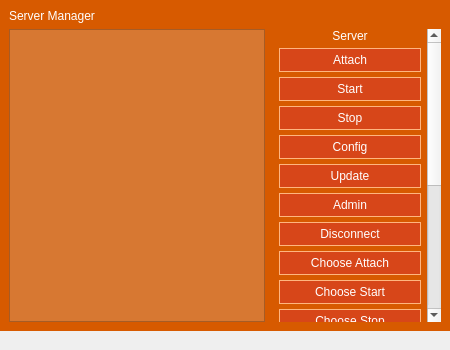
Above: src/servermgr/frmServerManager.ui from Syping/servermgr before the change. Below: the same form after it.
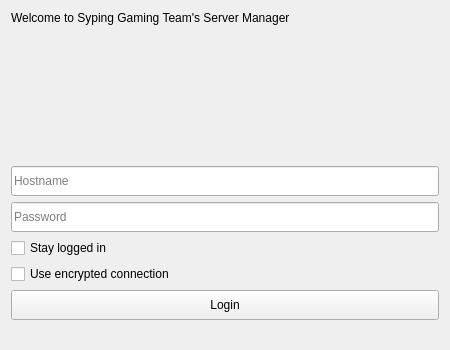
That is the form after the change. The open tabs and pages were chosen to show the change. Icons and pictures are not drawn. Custom widgets are drawn as their Qt base class.

Diff of the .ui file:
```diff
--- a/src/servermgr/frmServerManager.ui
+++ b/src/servermgr/frmServerManager.ui
@@ -676,6 +676,173 @@
         </item>
        </layout>
       </widget>
+      <widget class="QWidget" name="pLoginAndroid">
+       <layout class="QVBoxLayout" name="verticalLayout">
+        <item>
+         <widget class="QLabel" name="labDesAndroid">
+          <property name="text">
+           <string>Welcome to Syping Gaming Team's Server Manager</string>
+          </property>
+          <property name="wordWrap">
+           <bool>true</bool>
+          </property>
+         </widget>
+        </item>
+        <item>
+         <spacer name="vsUpAndroid">
+          <property name="orientation">
+           <enum>Qt::Vertical</enum>
+          </property>
+          <property name="sizeHint" stdset="0">
+           <size>
+            <width>0</width>
+            <height>0</height>
+           </size>
+          </property>
+         </spacer>
+        </item>
+        <item>
+         <widget class="QLineEdit" name="txtHostnameAndroid">
+          <property name="minimumSize">
+           <size>
+            <width>0</width>
+            <height>30</height>
+           </size>
+          </property>
+          <property name="maximumSize">
+           <size>
+            <width>16777215</width>
+            <height>30</height>
+           </size>
+          </property>
+          <property name="placeholderText">
+           <string>Hostname</string>
+          </property>
+         </widget>
+        </item>
+        <item>
+         <widget class="QLineEdit" name="txtPasswordAndroid">
+          <property name="minimumSize">
+           <size>
+            <width>0</width>
+            <height>30</height>
+           </size>
+          </property>
+          <property name="maximumSize">
+           <size>
+            <width>16777215</width>
+            <height>30</height>
+           </size>
+          </property>
+          <property name="echoMode">
+           <enum>QLineEdit::Password</enum>
+          </property>
+          <property name="placeholderText">
+           <string>Password</string>
+          </property>
+         </widget>
+        </item>
+        <item>
+         <widget class="QCheckBox" name="cbStayLoggedInAndroid">
+          <property name="text">
+           <string>Stay logged in</string>
+          </property>
+         </widget>
+        </item>
+        <item>
+         <widget class="QCheckBox" name="cbUseEncryptedConnectionAndorid">
+          <property name="text">
+           <string>Use encrypted connection</string>
+          </property>
+         </widget>
+        </item>
+        <item>
+         <widget class="QPushButton" name="cmdAndroidLogin">
+          <property name="minimumSize">
+           <size>
+            <width>75</width>
+            <height>30</height>
+           </size>
+          </property>
+          <property name="text">
+           <string>Login</string>
+          </property>
+         </widget>
+        </item>
+       </layout>
+      </widget>
+      <widget class="QWidget" name="pServerManagerAndroid">
+       <layout class="QVBoxLayout" name="verticalLayout_2">
+        <item>
+         <widget class="QListWidget" name="lwServerAndroid">
+          <property name="horizontalScrollBarPolicy">
+           <enum>Qt::ScrollBarAlwaysOff</enum>
+          </property>
+          <property name="iconSize">
+           <size>
+            <width>32</width>
+            <height>32</height>
+           </size>
+          </property>
+          <property name="verticalScrollMode">
+           <enum>QAbstractItemView::ScrollPerPixel</enum>
+          </property>
+          <property name="horizontalScrollMode">
+           <enum>QAbstractItemView::ScrollPerPixel</enum>
+          </property>
+          <property name="sortingEnabled">
+           <bool>true</bool>
+          </property>
+         </widget>
+        </item>
+        <item>
+         <layout class="QHBoxLayout" name="hlSMAndroid">
+          <item>
+           <widget class="QPushButton" name="cmdStartAndroid">
+            <property name="text">
+             <string>Start</string>
+            </property>
+           </widget>
+          </item>
+          <item>
+           <widget class="QPushButton" name="cmdStopAndroid">
+            <property name="text">
+             <string>Stop</string>
+            </property>
+           </widget>
+          </item>
+          <item>
+           <widget class="QPushButton" name="cmdUpdateAndroid">
+            <property name="text">
+             <string>Update</string>
+            </property>
+           </widget>
+          </item>
+          <item>
+           <widget class="QPushButton" name="cmdDisconnectAndroid">
+            <property name="text">
+             <string>Disconnect</string>
+            </property>
+           </widget>
+          </item>
+         </layout>
+        </item>
+       </layout>
+      </widget>
+      <widget class="QWidget" name="pWaitPageAndroid">
+       <layout class="QVBoxLayout" name="verticalLayout_3">
+        <item>
+         <widget class="KPTLabel" name="labPleaseWaitAndroid">
+          <property name="text">
+           <string>Please wait...</string>
+          </property>
+          <property name="alignment">
+           <set>Qt::AlignCenter</set>
+          </property>
+         </widget>
+        </item>
+       </layout>
+      </widget>
      </widget>
     </item>
    </layout>
```
Left out of the diff: 2 changed lines with no effect on the pictures.
